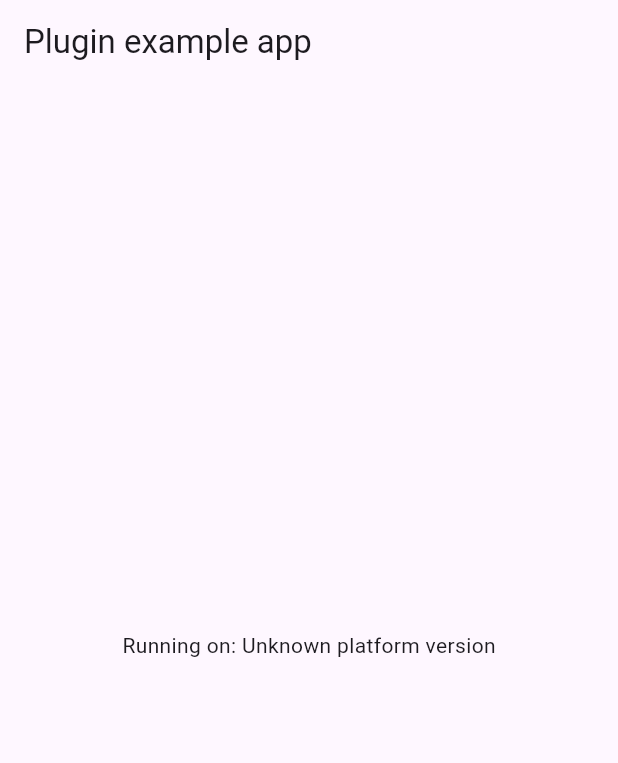
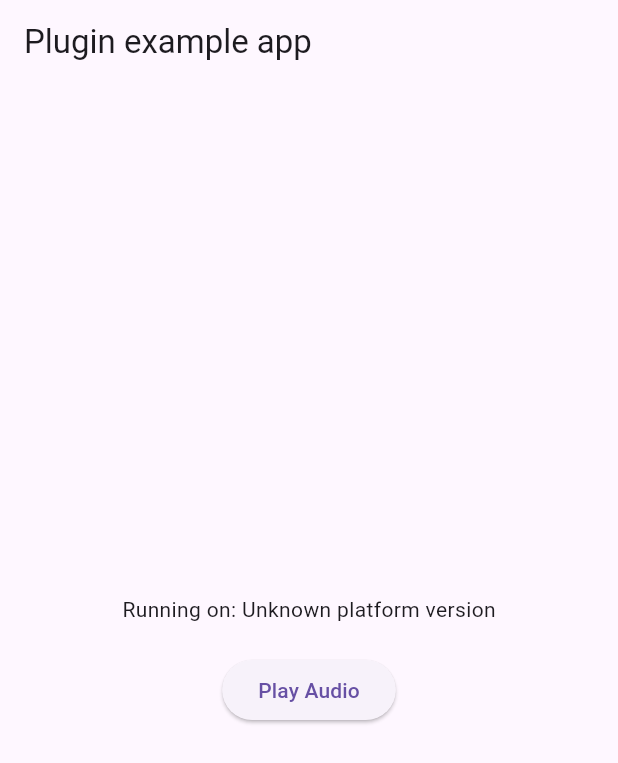
Before and after one commit to illuminat3/windows_audio, a Flutter app: the screen it shows after launch, on a phone screen of 412 x 824 dp. Shown: the top 763 px of the screen. Run offline on Flutter 3.47's test engine with Material 3 defaults, Android fonts, the phone set to English and light mode, and no system bars; our stand-ins replace plugin_platform_interface.

Commit message:
Added example project

```diff
--- a/example/lib/main.dart
+++ b/example/lib/main.dart
@@ -1,6 +1,5 @@
 import 'package:flutter/material.dart';
 import 'dart:async';
-
 import 'package:flutter/services.dart';
 import 'package:windows_audio/windows_audio.dart';
 
@@ -31,8 +30,8 @@ class _MyAppState extends State<MyApp> {
     // Platform messages may fail, so we use a try/catch PlatformException.
     // We also handle the message potentially returning null.
     try {
-      platformVersion =
-          await _windowsAudioPlugin.getPlatformVersion() ?? 'Unknown platform version';
+      platformVersion = await _windowsAudioPlugin.getPlatformVersion() ??
+          'Unknown platform version';
     } on PlatformException {
       platformVersion = 'Failed to get platform version.';
     }
@@ -55,7 +54,20 @@ class _MyAppState extends State<MyApp> {
           title: const Text('Plugin example app'),
         ),
         body: Center(
-          child: Text('Running on: $_platformVersion\n'),
+          child: Column(
+            mainAxisAlignment: MainAxisAlignment.center,
+            children: [
+              Text('Running on: $_platformVersion\n'),
+              ElevatedButton(
+                onPressed: () async {
+                  // Load and play an audio file
+                  await _windowsAudioPlugin.load("path/to/audio");
+                  _windowsAudioPlugin.play();
+                },
+                child: const Text('Play Audio'),
+              ),
+            ],
+          ),
         ),
       ),
     );
```
